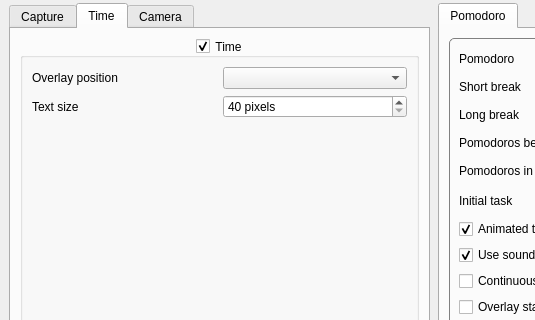
The window that MainWindow.ui (FelixdelasPozas/pomodorotimelapse) describes before a commit, drawn with Qt 5; both pictures show x 0 to 535 and y 376 to 696 of the 868 by 822 pixel window.
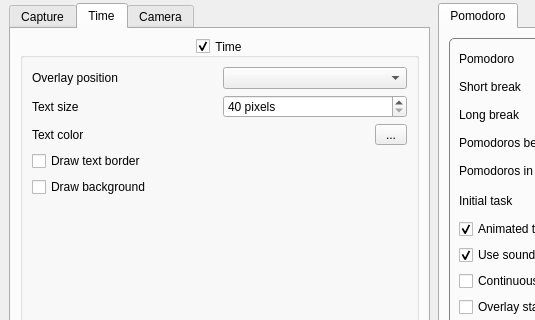
The same window after the commit. The open tabs and pages were chosen to show the change. Icons and pictures are not drawn.

Commit message: Added time overlay border and background. Minor cosmetic changes. Bump to version 1.3.

What changed in the file:
```diff
--- a/MainWindow.ui
+++ b/MainWindow.ui
@@ -486,6 +486,68 @@
                </item>
               </layout>
              </item>
+             <item>
+              <layout class="QHBoxLayout" name="horizontalLayout_21">
+               <item>
+                <widget class="QLabel" name="label_16">
+                 <property name="toolTip">
+                  <string>Sets the text color.</string>
+                 </property>
+                 <property name="text">
+                  <string>Text color</string>
+                 </property>
+                </widget>
+               </item>
+               <item>
+                <widget class="QToolButton" name="m_textColorButton">
+                 <property name="sizePolicy">
+                  <sizepolicy hsizetype="Minimum" vsizetype="Minimum">
+                   <horstretch>0</horstretch>
+                   <verstretch>0</verstretch>
+                  </sizepolicy>
+                 </property>
+                 <property name="maximumSize">
+                  <size>
+                   <width>32</width>
+                   <height>16777215</height>
+                  </size>
+                 </property>
+                 <property name="toolTip">
+                  <string>Sets the text color.</string>
+                 </property>
+                 <property name="text">
+                  <string>...</string>
+                 </property>
+                 <property name="iconSize">
+                  <size>
+                   <width>32</width>
+                   <height>16</height>
+                  </size>
+                 </property>
+                </widget>
+               </item>
+              </layout>
+             </item>
+             <item>
+              <widget class="QCheckBox" name="m_drawBorder">
+               <property name="toolTip">
+                <string>Draw a border around the text.</string>
+               </property>
+               <property name="text">
+                <string>Draw text border</string>
+               </property>
+              </widget>
+             </item>
+             <item>
+              <widget class="QCheckBox" name="m_drawBackground">
+               <property name="toolTip">
+                <string>Draw gray backgrod.</string>
+               </property>
+               <property name="text">
+                <string>Draw background</string>
+               </property>
+              </widget>
+             </item>
              <item>
               <spacer name="verticalSpacer_3">
                <property name="orientation">
```
Left out of the diff: 31 changed lines with no effect on the pictures. The commit also changes 12 other files.
